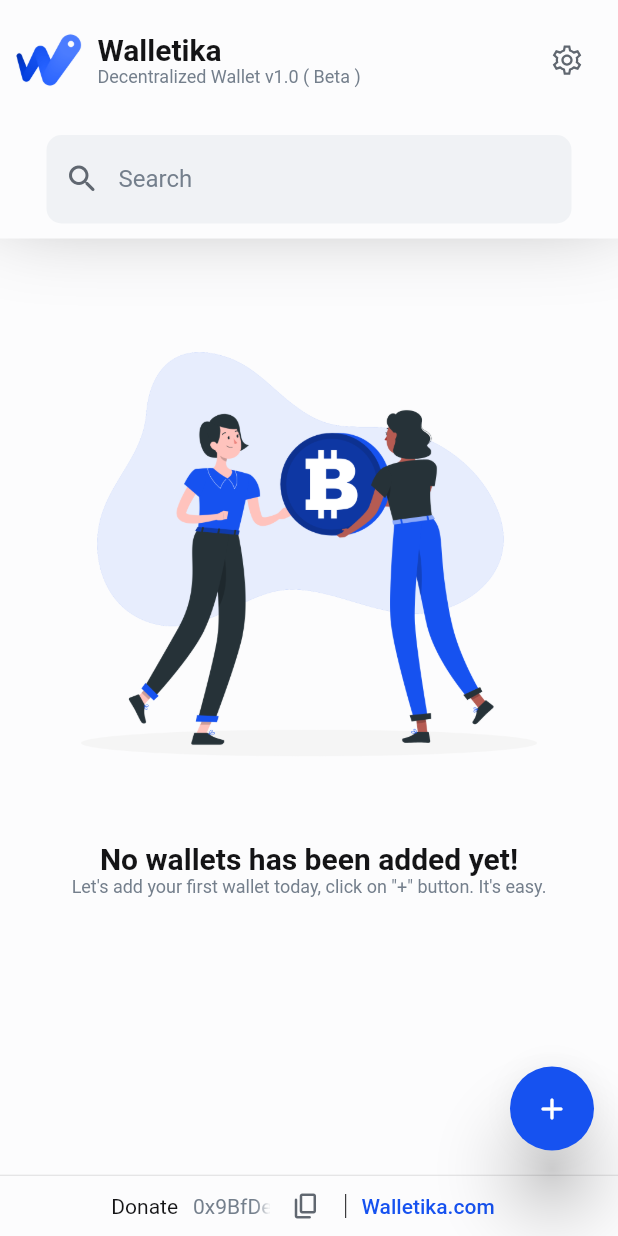
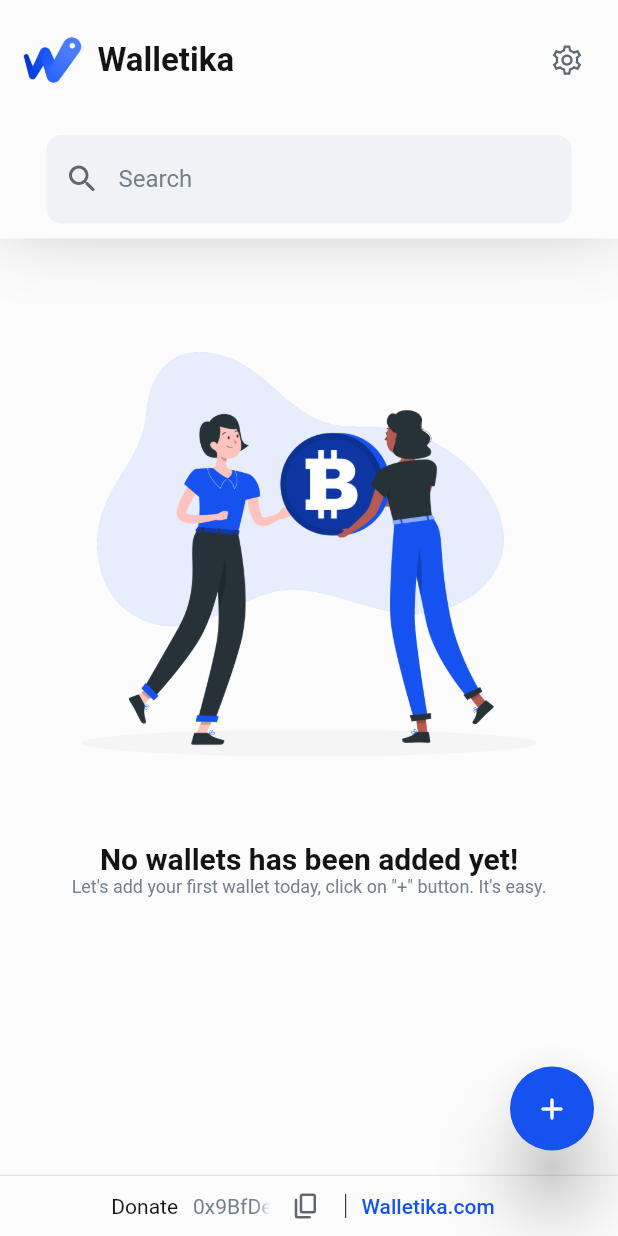
Before and after one commit to Walletika/walletika-app, a Flutter app: the screen it shows after launch, on a phone screen of 412 x 824 dp. Run offline on Flutter 3.47's test engine with Material 2 defaults, Android fonts, the light colour scheme and no system bars; our stand-ins replace get, line_icons; missing offline and left inert: walletika_sdk, web3dart; Roboto replaces fonts that are missing (Segoe UI).

Commit message:
Header brand visible and remove description text

```diff
--- a/lib/views/widgets/header.dart
+++ b/lib/views/widgets/header.dart
@@ -6,10 +6,15 @@
 import 'spacer.dart';
 
 class MainHeader extends StatelessWidget {
-  const MainHeader({this.backgroundTransparent = false, super.key});
+  const MainHeader({
+    this.backgroundTransparent = false,
+    this.brandVisible = true,
+    super.key,
+  });
 
   static const double height = 80.0;
   final bool backgroundTransparent;
+  final bool brandVisible;
 
   @override
   Widget build(BuildContext context) {
@@ -19,7 +24,7 @@
       leadingWidth: AppPages.isHome ? 60.0 : 100.0,
       leading: Row(
         children: [
-          horizontalSpace(),
+          horizontalSpace(15.0),
           AppPages.isHome
               ? zeroSpace()
               : IconButton(
@@ -30,7 +35,8 @@
                     size: AppDecoration.iconSmallSize,
                   ),
                 ),
-          GestureDetector(
+          brandVisible
+              ? GestureDetector(
                   onTap: () => Get.until((route) => AppPages.isHome),
                   child: MouseRegion(
                     cursor: SystemMouseCursors.click,
@@ -38,30 +44,25 @@
                       message: "Home".tr,
                       child: Image.asset(
                         AppImages.logo,
-                  width: 45.0,
+                        width: 40.0,
                         filterQuality: FilterQuality.medium,
                         isAntiAlias: true,
                       ),
                     ),
                   ),
-          ),
+                )
+              : zeroSpace(),
         ],
       ),
-      title: Column(
-        crossAxisAlignment: CrossAxisAlignment.start,
-        children: [
-          Text(
+      title: brandVisible
+          ? Text(
               AppInfo.name,
               style: Theme.of(context).textTheme.titleLarge!.copyWith(
                     fontWeight: FontWeight.bold,
+                    fontSize: 22.0,
                   ),
-          ),
-          Text(
-            "Decentralized Wallet v${AppInfo.version} ( Beta )",
-            style: Theme.of(context).textTheme.caption,
-          ),
-        ],
-      ),
+            )
+          : zeroSpace(),
       actions: [
         IconButton(
           padding: EdgeInsets.zero,
```
Lines whose indentation alone changed are shown as unchanged.
